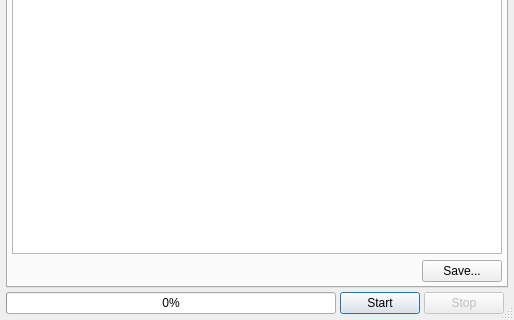
Old version of the form ui/monteconvo.ui in the repository tweber-ill/frm_mirror-takin1; both pictures show x 0 to 514 and y 239 to 559 of the 514 by 559 pixel window.
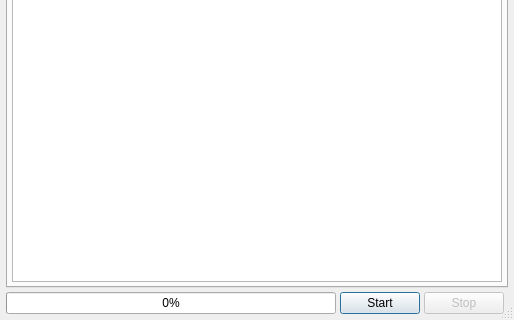
New version of the form. The open tabs and pages were chosen to show the change. Custom widgets are drawn as their Qt base class.

Diff of the .ui file:
```diff
--- a/ui/monteconvo.ui
+++ b/ui/monteconvo.ui
@@ -1034,32 +1034,6 @@
          </property>
         </widget>
        </item>
-       <item row="1" column="0">
-        <spacer name="horizontalSpacer_2">
-         <property name="orientation">
-          <enum>Qt::Horizontal</enum>
-         </property>
-         <property name="sizeHint" stdset="0">
-          <size>
-           <width>348</width>
-           <height>20</height>
-          </size>
-         </property>
-        </spacer>
-       </item>
-       <item row="1" column="1">
-        <widget class="QPushButton" name="btnSaveResult">
-         <property name="sizePolicy">
-          <sizepolicy hsizetype="Minimum" vsizetype="Fixed">
-           <horstretch>0</horstretch>
-           <verstretch>0</verstretch>
-          </sizepolicy>
-         </property>
-         <property name="text">
-          <string>Save...</string>
-         </property>
-        </widget>
-       </item>
       </layout>
      </widget>
      <widget class="QWidget" name="tabPlot">
```
Left out of the diff: 1 changed line with no effect on the pictures.
